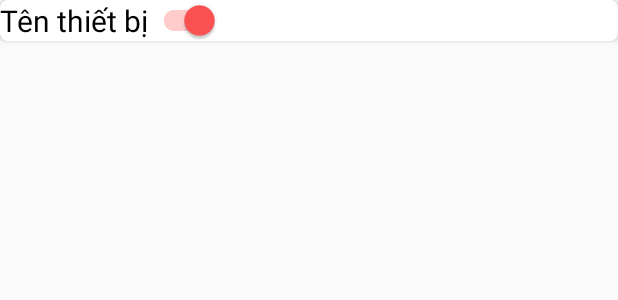
After one commit to chinhvuduc3112/SprayIoT_Client, an Android app: the layout item_actuator_realtime.xml on its own in the app's theme, with its tools: preview values and no code run, on a phone screen of 412 x 824 dp. The commit adds this screen. Shown: the top 300 px of the screen. Run offline under Robolectric (Android 15) with nearby library versions, the phone set to English and light mode, and no system bars.

Commit message:
Thêm màn hình cảm biến

```diff
--- /dev/null
+++ b/app/src/main/res/layout/item_actuator_realtime.xml
@@ -0,0 +1,39 @@
+<?xml version="1.0" encoding="utf-8"?>
+<android.support.v7.widget.CardView xmlns:android="http://schemas.android.com/apk/res/android"
+    xmlns:app="http://schemas.android.com/apk/res-auto"
+    android:orientation="vertical"
+    android:layout_width="match_parent"
+    android:layout_height="wrap_content"
+    android:layout_marginBottom="@dimen/margin_small"
+    android:elevation="1dp"
+    app:cardCornerRadius="@dimen/margin_small">
+
+    <LinearLayout
+        android:layout_width="match_parent"
+        android:layout_height="match_parent">
+
+        <TextView
+            android:id="@+id/txt_actuator_name"
+            android:layout_width="wrap_content"
+            android:layout_height="wrap_content"
+            android:text="Tên thiết bị"
+            android:textSize="@dimen/txt_large"
+            android:textColor="#000"/>
+
+        <!--<TextView-->
+            <!--android:id="@+id/txt_actuator_time"-->
+            <!--android:layout_width="wrap_content"-->
+            <!--android:layout_height="wrap_content"-->
+            <!--android:text="5:00"-->
+            <!--android:textSize="@dimen/txt_medium"-->
+            <!--android:textColor="#4CAF50"/>-->
+
+        <android.support.v7.widget.SwitchCompat
+            android:id="@+id/switch_actuator_realtime"
+            android:layout_width="wrap_content"
+            android:layout_height="wrap_content"
+            android:checked="true"
+            android:layout_gravity="right"
+            style="@style/MySwitch"/>
+    </LinearLayout>
+</android.support.v7.widget.CardView>
--- a/app/src/main/res/values/styles.xml
+++ b/app/src/main/res/values/styles.xml
@@ -42,4 +42,15 @@
         <item name="android:paddingRight">@dimen/margin_medium</item>
     </style>
 
+    <style name="MySwitch" parent="Theme.AppCompat.Light">
+        <!-- active thumb & track color (30% transparency) -->
+        <item name="colorControlActivated">@color/accent</item>
+
+        <!-- inactive thumb color -->
+        <item name="colorSwitchThumbNormal">@color/accent</item>
+
+        <!-- inactive track color (30% transparency) -->
+        <item name="android:colorForeground">@color/textSecondary</item>
+    </style>
+
 </resources>
```
Also changed, not shown: app/src/main/java/com/vuduc/adapters/ActuatorRealtimeAdapter.java (added, +62 -0 lines), app/src/main/java/com/vuduc/models/ActuatorRealtime.java (added, +34 -0 lines), app/src/main/res/layout/fragment_actuator_realtime.xml (+12 -6 lines).
